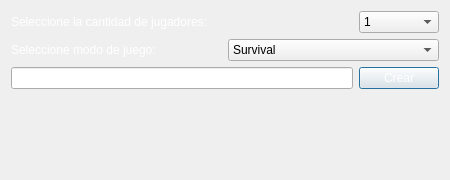
Before: the Qt Designer form src/graphics_lobby/createpopup.ui in Fanusaez/Left4Dead, drawn with Qt 5.
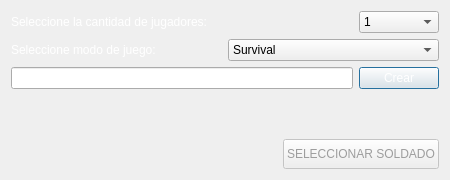
After: the same form once the commit is applied. Icons and pictures are not drawn.

```diff
--- a/src/graphics_lobby/createpopup.ui
+++ b/src/graphics_lobby/createpopup.ui
@@ -138,6 +138,57 @@
      </property>
     </widget>
    </item>
+   <item>
+    <layout class="QHBoxLayout" name="horizontalLayout_4">
+     <item>
+      <spacer name="horizontalSpacer">
+       <property name="orientation">
+        <enum>Qt::Horizontal</enum>
+       </property>
+       <property name="sizeHint" stdset="0">
+        <size>
+         <width>40</width>
+         <height>20</height>
+        </size>
+       </property>
+      </spacer>
+     </item>
+     <item>
+      <widget class="QPushButton" name="selectSoldier">
+       <property name="enabled">
+        <bool>false</bool>
+       </property>
+       <property name="sizePolicy">
+        <sizepolicy hsizetype="Minimum" vsizetype="Minimum">
+         <horstretch>0</horstretch>
+         <verstretch>0</verstretch>
+        </sizepolicy>
+       </property>
+       <property name="minimumSize">
+        <size>
+         <width>0</width>
+         <height>0</height>
+        </size>
+       </property>
+       <property name="maximumSize">
+        <size>
+         <width>200</width>
+         <height>30</height>
+        </size>
+       </property>
+       <property name="layoutDirection">
+        <enum>Qt::LeftToRight</enum>
+       </property>
+       <property name="styleSheet">
+        <string notr="true">color: rgb(157, 157, 157);</string>
+       </property>
+       <property name="text">
+        <string>SELECCIONAR SOLDADO</string>
+       </property>
+      </widget>
+     </item>
+    </layout>
+   </item>
   </layout>
  </widget>
  <resources/>
```
